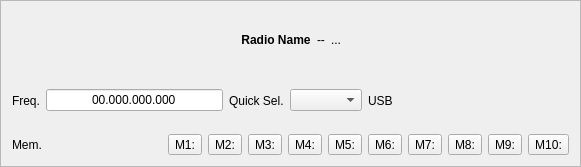
Qt form mqt/MqtLogger/rigcontrolframe.ui (zsteva/backup-minos2) before a commit.
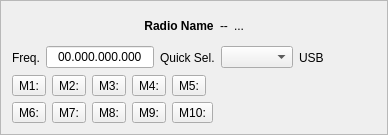
The same form after that commit. Custom widgets are drawn as their Qt base class.

Patch:
```diff
--- a/mqt/MqtLogger/rigcontrolframe.ui
+++ b/mqt/MqtLogger/rigcontrolframe.ui
@@ -6,8 +6,8 @@
    <rect>
     <x>0</x>
     <y>0</y>
-    <width>581</width>
-    <height>167</height>
+    <width>388</width>
+    <height>135</height>
    </rect>
   </property>
   <property name="windowTitle">
@@ -21,8 +21,6 @@
   </property>
   <layout class="QHBoxLayout" name="horizontalLayout_3">
    <item>
-    <layout class="QVBoxLayout" name="verticalLayout_2">
-     <item>
       <layout class="QVBoxLayout" name="verticalLayout">
        <item>
         <layout class="QHBoxLayout" name="horizontalLayout_2">
@@ -150,84 +148,92 @@
        <item>
         <layout class="QHBoxLayout" name="horizontalLayout">
          <item>
-          <widget class="QLabel" name="label">
+        <layout class="QGridLayout" name="gridLayout">
+         <item row="1" column="0">
+          <widget class="QToolButton" name="memButton6">
            <property name="text">
-            <string>Mem.</string>
+            <string>M6:</string>
            </property>
           </widget>
          </item>
-         <item>
+         <item row="1" column="1">
+          <widget class="QToolButton" name="memButton7">
+           <property name="text">
+            <string>M7:</string>
+           </property>
+          </widget>
+         </item>
+         <item row="1" column="4">
+          <widget class="QToolButton" name="memButton10">
+           <property name="text">
+            <string>M10:</string>
+           </property>
+          </widget>
+         </item>
+         <item row="1" column="2">
+          <widget class="QToolButton" name="memButton8">
+           <property name="text">
+            <string>M8:</string>
+           </property>
+          </widget>
+         </item>
+         <item row="1" column="3">
+          <widget class="QToolButton" name="memButton9">
+           <property name="text">
+            <string>M9:</string>
+           </property>
+          </widget>
+         </item>
+         <item row="0" column="0">
           <widget class="QToolButton" name="memButton1">
            <property name="text">
             <string>M1:</string>
            </property>
           </widget>
          </item>
-         <item>
+         <item row="0" column="1">
           <widget class="QToolButton" name="memButton2">
            <property name="text">
             <string>M2:</string>
            </property>
           </widget>
          </item>
-         <item>
+         <item row="0" column="2">
           <widget class="QToolButton" name="memButton3">
            <property name="text">
             <string>M3:</string>
            </property>
           </widget>
          </item>
-         <item>
+         <item row="0" column="3">
           <widget class="QToolButton" name="memButton4">
            <property name="text">
             <string>M4:</string>
            </property>
           </widget>
          </item>
-         <item>
+         <item row="0" column="4">
           <widget class="QToolButton" name="memButton5">
            <property name="text">
             <string>M5:</string>
            </property>
           </widget>
          </item>
-         <item>
-          <widget class="QToolButton" name="memButton6">
-           <property name="text">
-            <string>M6:</string>
-           </property>
-          </widget>
-         </item>
-         <item>
-          <widget class="QToolButton" name="memButton7">
-           <property name="text">
-            <string>M7:</string>
-           </property>
-          </widget>
-         </item>
-         <item>
-          <widget class="QToolButton" name="memButton8">
-           <property name="text">
-            <string>M8:</string>
-           </property>
-          </widget>
-         </item>
-         <item>
-          <widget class="QToolButton" name="memButton9">
-           <property name="text">
-            <string>M9:</string>
-           </property>
-          </widget>
-         </item>
-         <item>
-          <widget class="QToolButton" name="memButton10">
-           <property name="text">
-            <string>M10:</string>
-           </property>
-          </widget>
-         </item>
         </layout>
        </item>
+       <item>
+        <spacer name="horizontalSpacer_4">
+         <property name="orientation">
+          <enum>Qt::Horizontal</enum>
+         </property>
+         <property name="sizeHint" stdset="0">
+          <size>
+           <width>40</width>
+           <height>20</height>
+          </size>
+         </property>
+        </spacer>
+       </item>
       </layout>
      </item>
     </layout>
```
Lines whose indentation alone changed are shown as unchanged.
